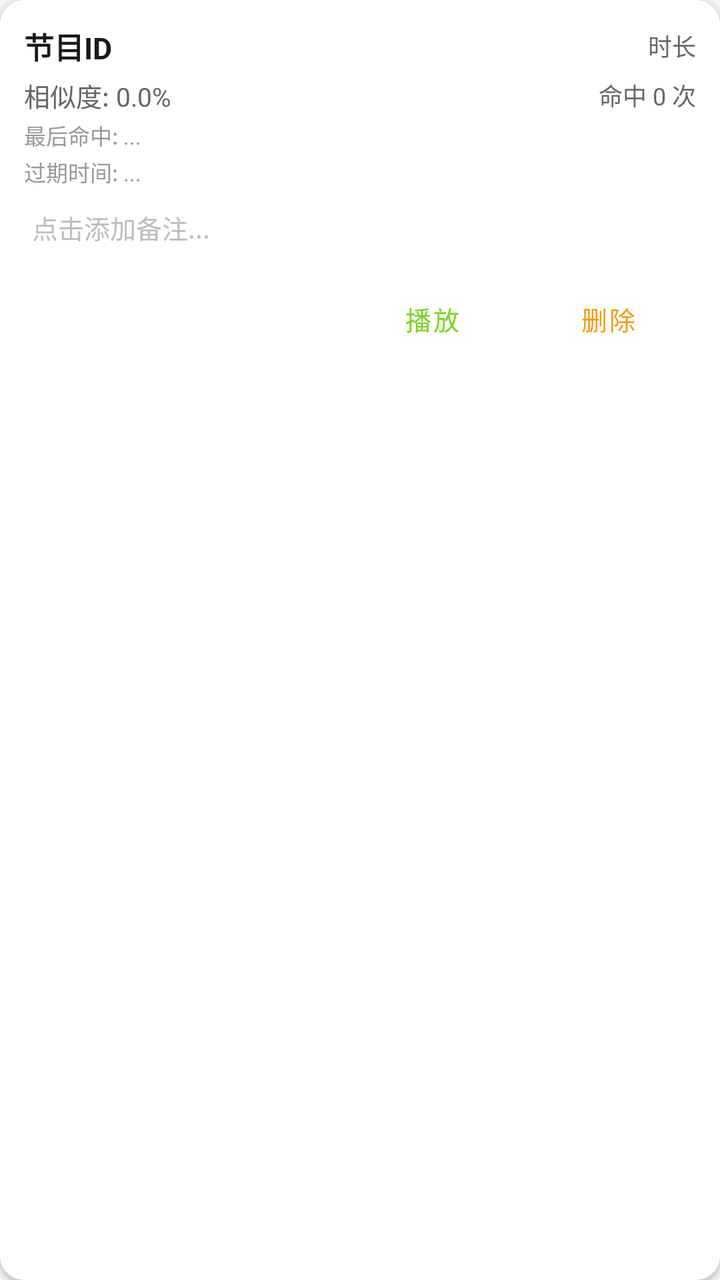
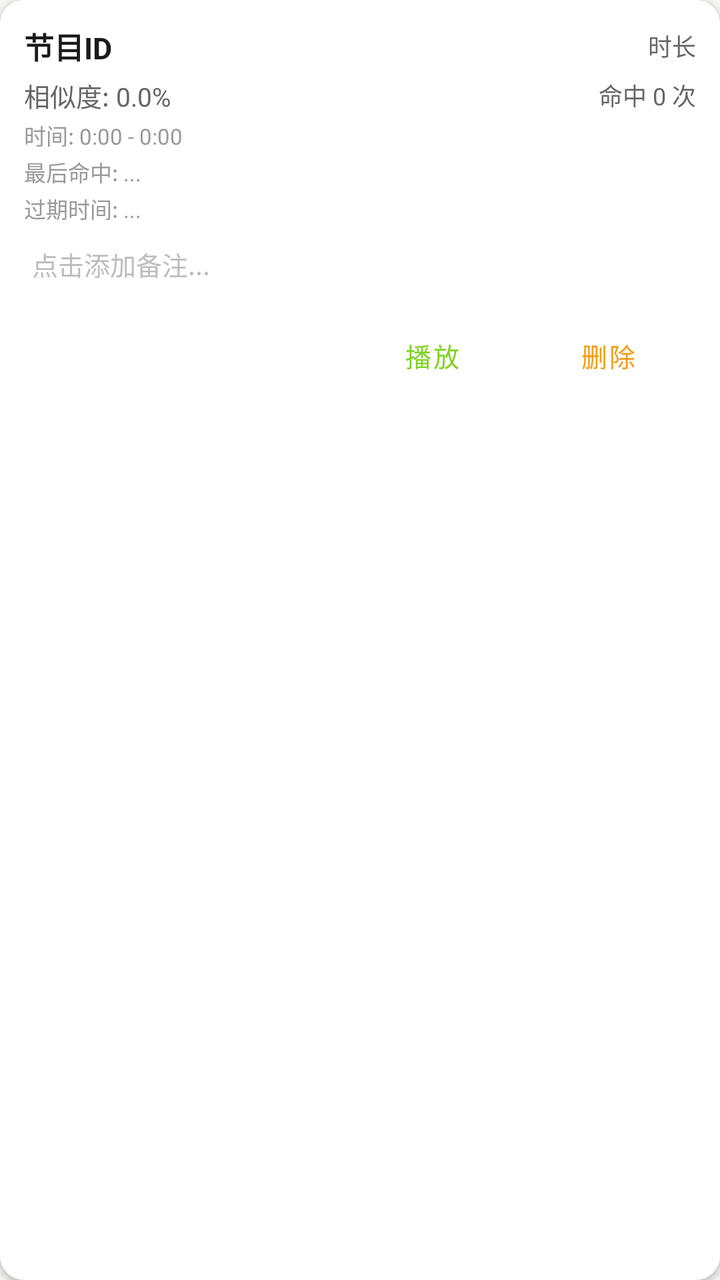

Compare the two renders of this Android layout. The source of the first and the diff that turns it into the second are given below.
<!-- AndroidManifest.xml: application theme Theme.RadioApp.Fresh -->
<!-- res/layout/item_candidate_fingerprint.xml -->
<?xml version="1.0" encoding="utf-8"?>
<LinearLayout xmlns:android="http://schemas.android.com/apk/res/android"
    android:layout_width="match_parent"
    android:layout_height="wrap_content"
    android:layout_margin="6dp"
    android:orientation="vertical"
    android:padding="12dp"
    android:background="@drawable/bg_card"
    android:elevation="2dp">

    
    <LinearLayout
        android:layout_width="match_parent"
        android:layout_height="wrap_content"
        android:orientation="horizontal"
        android:gravity="center_vertical">

        <TextView
            android:id="@+id/tv_candidate_episode"
            android:layout_width="0dp"
            android:layout_height="wrap_content"
            android:layout_weight="1"
            android:text="节目ID"
            android:textColor="?attr/appTextPrimary"
            android:textSize="15sp"
            android:textStyle="bold"
            android:maxLines="1"
            android:ellipsize="end" />

        <TextView
            android:id="@+id/tv_candidate_duration"
            android:layout_width="wrap_content"
            android:layout_height="wrap_content"
            android:text="时长"
            android:textColor="?attr/appTextSecondary"
            android:textSize="12sp"
            android:maxLines="1"
            android:ellipsize="end" />
    </LinearLayout>

    
    <LinearLayout
        android:layout_width="match_parent"
        android:layout_height="wrap_content"
        android:layout_marginTop="4dp"
        android:orientation="horizontal"
        android:gravity="center_vertical">

        <TextView
            android:id="@+id/tv_candidate_similarity"
            android:layout_width="0dp"
            android:layout_height="wrap_content"
            android:layout_weight="1"
            android:text="相似度: 0.0%"
            android:textColor="?attr/appTextSecondary"
            android:textSize="13sp"
            android:maxLines="1"
            android:ellipsize="end" />

        <TextView
            android:id="@+id/tv_candidate_hit_count"
            android:layout_width="wrap_content"
            android:layout_height="wrap_content"
            android:text="命中 0 次"
            android:textColor="?attr/appTextSecondary"
            android:textSize="12sp"
            android:maxLines="1"
            android:ellipsize="end" />
    </LinearLayout>

    
    <TextView
        android:id="@+id/tv_candidate_last_hit_time"
        android:layout_width="match_parent"
        android:layout_height="wrap_content"
        android:layout_marginTop="2dp"
        android:text="最后命中: ..."
        android:textColor="?attr/appTextMuted"
        android:textSize="11sp"
        android:maxLines="1"
        android:ellipsize="end" />

    
    <TextView
        android:id="@+id/tv_candidate_expired_time"
        android:layout_width="match_parent"
        android:layout_height="wrap_content"
        android:layout_marginTop="2dp"
        android:text="过期时间: ..."
        android:textColor="?attr/appTextMuted"
        android:textSize="11sp"
        android:maxLines="1"
        android:ellipsize="end" />

    
    <EditText
        android:id="@+id/et_candidate_note"
        android:layout_width="match_parent"
        android:layout_height="wrap_content"
        android:layout_marginTop="6dp"
        android:hint="点击添加备注..."
        android:textSize="13sp"
        android:textColor="#424242"
        android:textColorHint="#BDBDBD"
        android:background="@android:color/transparent"
        android:maxLines="2"
        android:ellipsize="end"
        android:inputType="textMultiLine"
        android:imeOptions="actionDone"
        android:padding="4dp" />

    
    <LinearLayout
        android:layout_width="match_parent"
        android:layout_height="wrap_content"
        android:layout_marginTop="8dp"
        android:orientation="horizontal"
        android:gravity="end|center_vertical">

        <Button
            android:id="@+id/btn_play_candidate"
            style="?attr/borderlessButtonStyle"
            android:layout_width="wrap_content"
            android:layout_height="wrap_content"
            android:text="播放"
            android:textColor="?attr/appAccent"
            android:textSize="13sp" />

        <Button
            android:id="@+id/btn_delete_candidate"
            style="?attr/borderlessButtonStyle"
            android:layout_width="wrap_content"
            android:layout_height="wrap_content"
            android:text="删除"
            android:textColor="?attr/appWarning"
            android:textSize="13sp" />
    </LinearLayout>

</LinearLayout>
<!-- resources referenced by this layout -->
<resources>
  <!-- drawable bg_card (drawable) -->
  <?xml version="1.0" encoding="utf-8"?>
  <shape xmlns:android="http://schemas.android.com/apk/res/android" android:shape="rectangle">
      <solid android:color="?attr/appSurface" />
      <corners android:radius="12dp" />
  </shape>
  <style name="Theme.RadioApp.Fresh" parent="Theme.MaterialComponents.Light.NoActionBar">
          <item name="colorPrimary">#7ED321</item>
          <item name="colorPrimaryVariant">#6BBF1A</item>
          <item name="colorOnPrimary">#FFFFFF</item>
          <item name="colorAccent">#7ED321</item>
          <item name="android:colorBackground">#F5F7F5</item>
          <item name="colorSurface">#FFFFFF</item>
          <item name="colorOnSurface">#1A1A1A</item>
          <item name="android:textColorPrimary">#1A1A1A</item>
          <item name="android:textColorSecondary">#666666</item>
          <item name="android:statusBarColor">#F5F7F5</item>
          <item name="android:navigationBarColor">#F5F7F5</item>
          <item name="appBackground">#F5F7F5</item>
          <item name="appSurface">#FFFFFF</item>
          <item name="appCardBackground">#FFFFFF</item>
          <item name="appTextPrimary">#1A1A1A</item>
          <item name="appTextSecondary">#666666</item>
          <item name="appTextMuted">#999999</item>
          <item name="appAccent">#7ED321</item>
          <item name="appAccentLight">#9EE855</item>
          <item name="appBorder">#E0E0E0</item>
          <item name="appDivider">#E0E0E0</item>
          <item name="appSuccess">#2ecc71</item>
          <item name="appWarning">#f39c12</item>
          <item name="appError">#e74c3c</item>
          <item name="appNavBackground">#FFFFFF</item>
          <item name="appNavActive">#7ED321</item>
          <item name="appNavInactive">#999999</item>
          <item name="appNotificationBackground">#FFFFFF</item>
          <item name="appNotificationText">#1A1A1A</item>
      </style>
</resources>

<!-- the commit's change to res/layout/item_candidate_fingerprint.xml (unified diff, before → after) -->
@@ -70,6 +70,18 @@
 
     
     <TextView
+        android:id="@+id/tv_candidate_time"
+        android:layout_width="match_parent"
+        android:layout_height="wrap_content"
+        android:layout_marginTop="2dp"
+        android:text="时间: 0:00 - 0:00"
+        android:textColor="?attr/appTextMuted"
+        android:textSize="11sp"
+        android:maxLines="1"
+        android:ellipsize="end" />
+
+    
+    <TextView
         android:id="@+id/tv_candidate_last_hit_time"
         android:layout_width="match_parent"
         android:layout_height="wrap_content"
